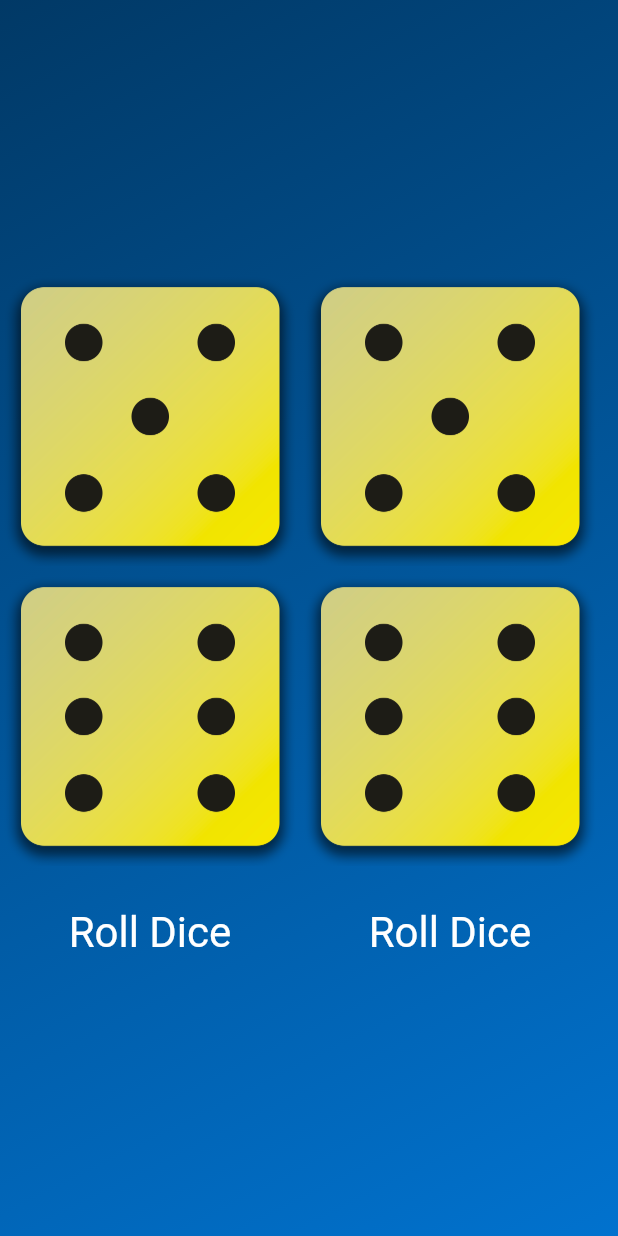
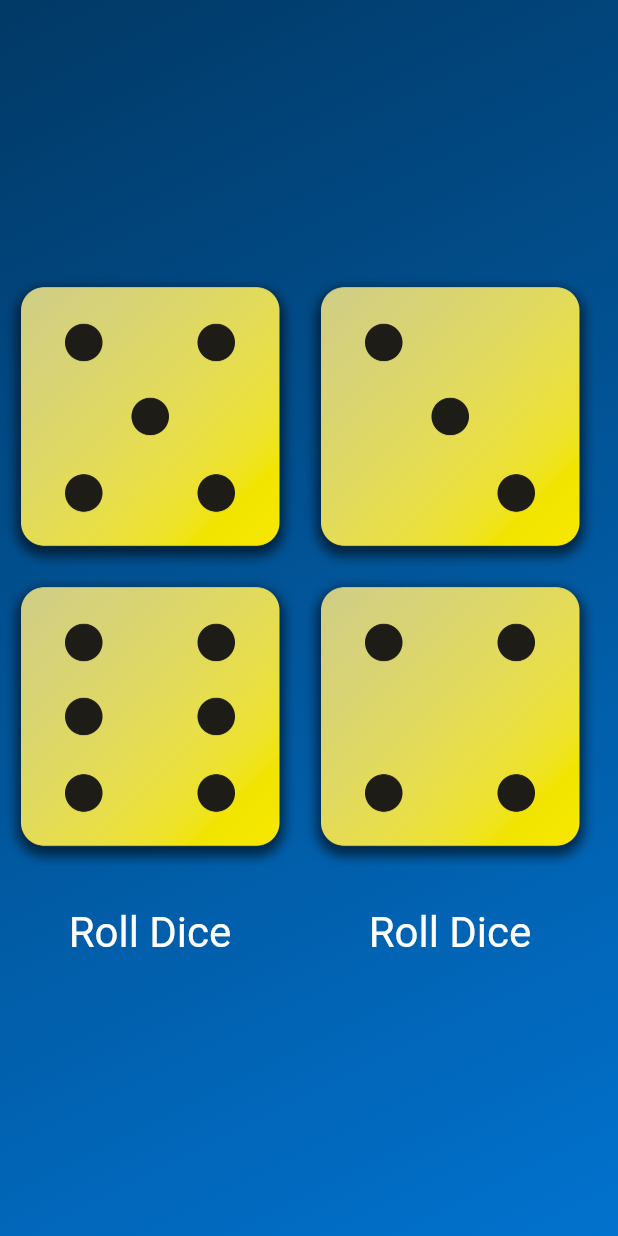
Before and after one commit to mpruesga/flutter_dice_fight, a Flutter app: the screen it shows after launch, after a tap on "Roll Dice", on a phone screen of 412 x 824 dp. Run offline on Flutter 3.47's test engine with Material 3 defaults, Android fonts, the phone set to English and light mode, and no system bars.

Commit message:
added variables for second column

```diff
--- a/lib/dice_roller.dart
+++ b/lib/dice_roller.dart
@@ -19,11 +19,17 @@ class _DiceRollerState extends State<DiceRoller> {
   var currentDiceRoll = 2;
   var activeDiceImage2 = 'assets/images/dice-2.png';
   var currentDiceRoll2 = 2;
+  var activeDiceImage3 = 'assets/images/dice-2.png';
+  var currentDiceRoll3 = 2;
+  var activeDiceImage4 = 'assets/images/dice-2.png';
+  var currentDiceRoll4 = 2;
 
   void rollDice() {
     setState(() {
       currentDiceRoll = randomizer.nextInt(6) + 1; // Value between 1 and 6
       currentDiceRoll2 = randomizer.nextInt(6) + 1; // Value between 1 and 6
+      currentDiceRoll3 = randomizer.nextInt(6) + 1; // Value between 1 and 6
+      currentDiceRoll4 = randomizer.nextInt(6) + 1; // Value between 1 and 6
     });
     // print('Changing image...');
   }
@@ -63,12 +69,12 @@ class _DiceRollerState extends State<DiceRoller> {
               Column(mainAxisSize: MainAxisSize.min,
                 children: [
                   Image.asset(
-                    'assets/images/dice-$currentDiceRoll.png',
+                    'assets/images/dice-$currentDiceRoll3.png',
                     width: 200,
                   ),
 
                   Image.asset(
-                    'assets/images/dice-$currentDiceRoll2.png',
+                    'assets/images/dice-$currentDiceRoll4.png',
                     width: 200,
                   ),
                   const SizedBox(height: 20),
```
